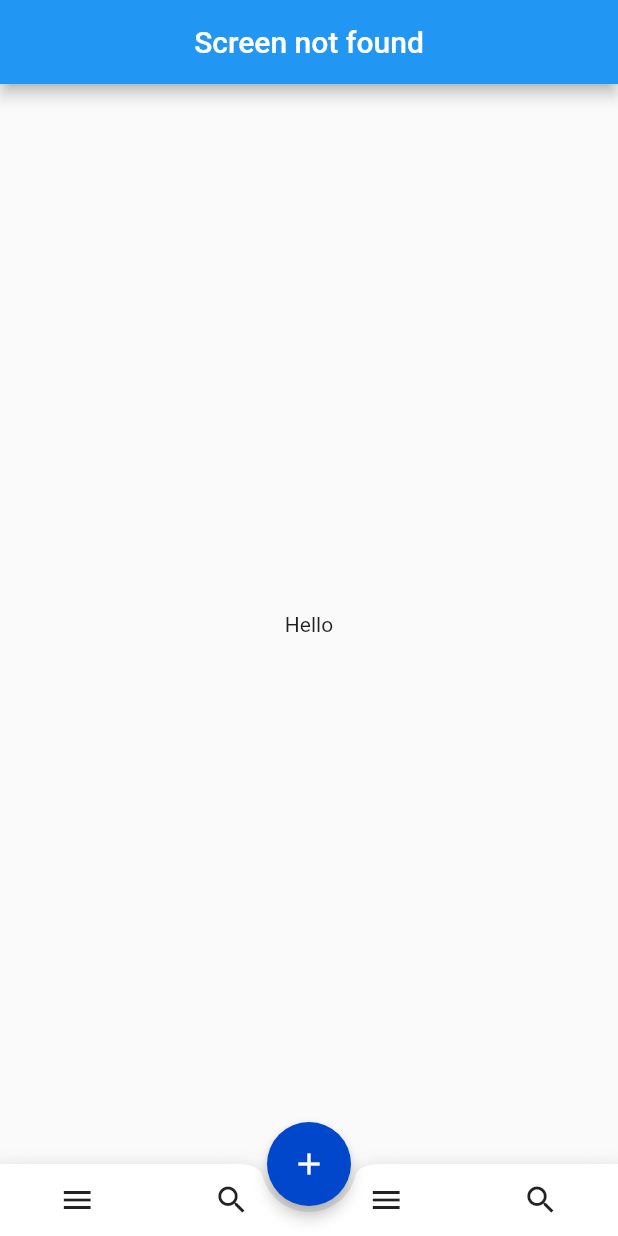
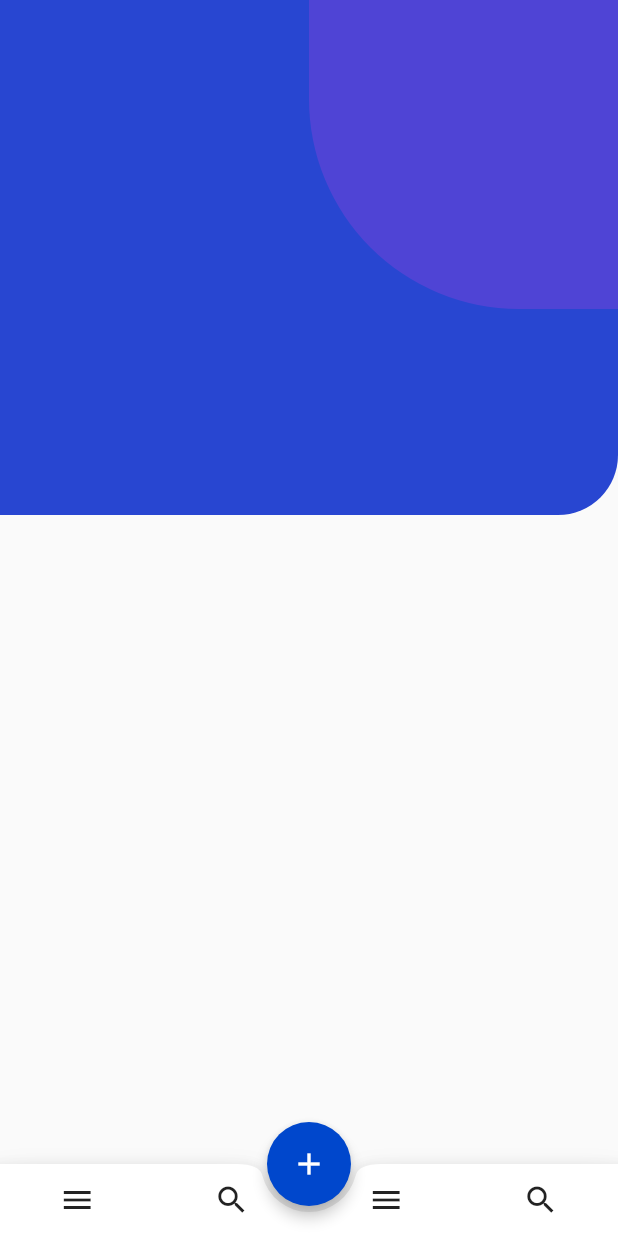
Before and after one commit to lintdeveloper/freelancer_ui_test, a Flutter app: the screen it shows after launch, on a phone screen of 412 x 824 dp. Run offline on Flutter 3.47's test engine with Material 2 defaults, Android fonts, the phone set to English and light mode, and no system bars.

Commit message:
Implemented settings background

```diff
--- a/lib/screens/settings_screen.dart
+++ b/lib/screens/settings_screen.dart
@@ -1,15 +1,37 @@
 import 'package:flutter/material.dart';
+import 'package:freelancer_ui_test/utils/screen_size.dart';
+import 'package:freelancer_ui_test/widgets/settings_background.dart';
 
 class SettingsScreen extends StatelessWidget{
   @override
   Widget build(BuildContext context) {
+    final _media = MediaQuery.of(context).size;
     return Scaffold(
-      appBar: AppBar(
-        centerTitle: true,
-        title: Text('Screen not found'),
-      ),
-      body: Center(
-        child: Text("Hello"),
+      body: ListView(
+        padding: EdgeInsets.zero,
+        physics: BouncingScrollPhysics(),
+        children: <Widget>[
+          Container(
+            color: Colors.grey.shade50,
+            height: _media.height / 2,
+            child: Stack(
+              children: <Widget>[
+                Column(
+                  children: <Widget>[
+                    Expanded(
+                      flex: 5,
+                      child: SettingsBackground(),
+                    ),
+                    Expanded(
+                      flex: 1,
+                      child: Container(),
+                    )
+                  ],
+                ),
+              ],
+            ),
+          ),
+        ],
       ),
       floatingActionButtonLocation: FloatingActionButtonLocation.centerDocked,
       floatingActionButton: FloatingActionButton(
--- /dev/null
+++ b/lib/utils/screen_size.dart
@@ -0,0 +1,7 @@
+import 'package:flutter/material.dart';
+
+const double baseHeight = 650.0;
+
+double screenAwareSize(double size, BuildContext context) {
+  return size * MediaQuery.of(context).size.height / baseHeight;
+}
--- /dev/null
+++ b/lib/widgets/settings_background.dart
@@ -0,0 +1,52 @@
+import 'package:flutter/material.dart';
+
+class SettingsBackground extends StatelessWidget {
+  final double width;
+  final double height;
+
+  SettingsBackground({this.width, this.height});
+
+  @override
+  Widget build(BuildContext context) {
+    final _media = MediaQuery.of(context).size;
+    return Container(
+      height: this.height, //220.0
+      width: _media.width, //370.0
+      decoration: BoxDecoration(
+        borderRadius: BorderRadius.only(
+            bottomRight: const  Radius.circular(40.0)
+        ),
+        gradient: LinearGradient(
+          begin: Alignment.topLeft,
+          end: Alignment(
+              -1.0, -1.0), // 10% of the width, so there are ten blinds.
+          colors: [
+            const Color.fromRGBO(0, 71, 204, 1),
+            const Color.fromRGBO(79, 68, 213, 1)
+          ],
+          tileMode: TileMode.mirror, // repeats the gradient over the canvas
+        ),
+      ),
+      child: Container(
+        child: Stack(
+          children: <Widget>[
+            Row(
+              mainAxisAlignment: MainAxisAlignment.end,
+              children: <Widget>[
+                Container(
+                    width: _media.width/2 ,
+                    height: _media.height/4,
+                    decoration: BoxDecoration(
+                        borderRadius: BorderRadius.only(
+                            bottomLeft: Radius.circular(140.0)),
+                        color: Color.fromRGBO(79, 68, 213, 1)
+                    )
+                ),
+              ],
+            )
+          ],
+        ),
+      ),
+    );
+  }
+}
```
Also changed, not shown: assets/images/bg1.jpg (added).
